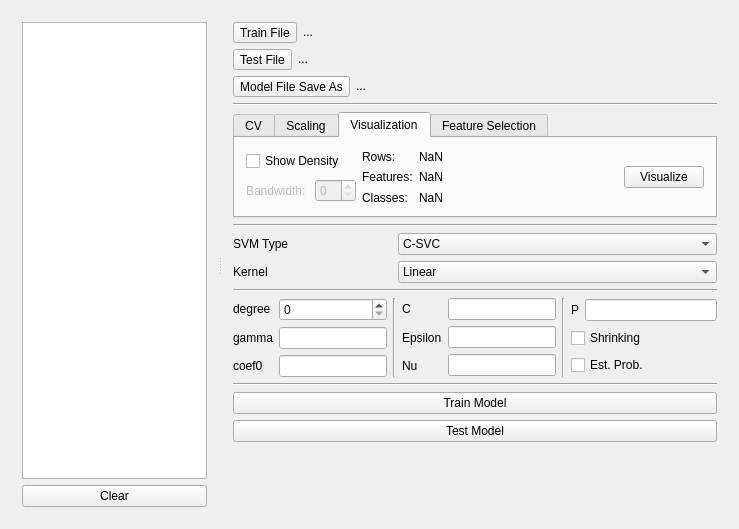
Qt form svm-app/mainwindow.ui (boidachenkop/dw) before a commit.
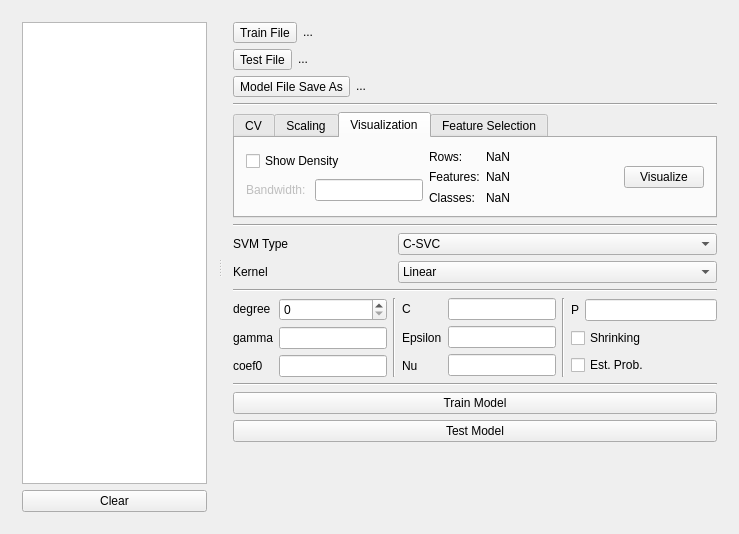
The same form after that commit.

```diff
--- a/svm-app/mainwindow.ui
+++ b/svm-app/mainwindow.ui
@@ -7,7 +7,7 @@
     <x>0</x>
     <y>0</y>
     <width>739</width>
-    <height>529</height>
+    <height>534</height>
    </rect>
   </property>
   <property name="windowTitle">
@@ -497,11 +497,7 @@
                    </widget>
                   </item>
                   <item>
-                   <widget class="QSpinBox" name="bandwidth_spinBox">
-                    <property name="enabled">
-                     <bool>false</bool>
-                    </property>
-                   </widget>
+                   <widget class="QLineEdit" name="bandwidth_lineEdit"/>
                   </item>
                  </layout>
                 </item>
```
Left out of the diff: 32 changed lines with no effect on the pictures.
